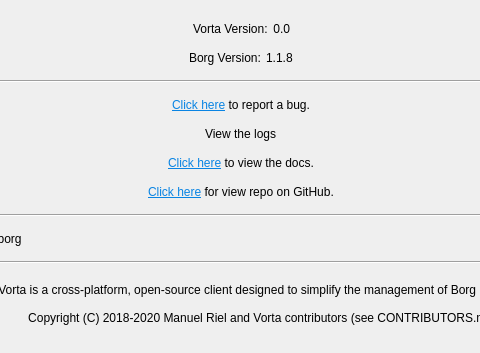
Before: the Qt Designer form src/vorta/assets/UI/abouttab.ui in borgbase/vorta, drawn with Qt 5; both pictures show x 154 to 634 and y 0 to 353 of the 791 by 497 pixel window.
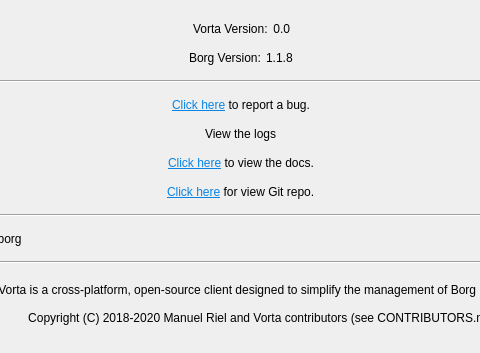
After: the same form once the commit is applied.

The edit to the form file:
```diff
--- a/src/vorta/assets/UI/abouttab.ui
+++ b/src/vorta/assets/UI/abouttab.ui
@@ -199,7 +199,7 @@
          <item>
           <widget class="QLabel" name="label">
            <property name="text">
-            <string>&lt;html&gt;&lt;head/&gt;&lt;body&gt;&lt;p&gt;&lt;a href=&quot;https://github.com/borgbase/vorta&quot;&gt;&lt;span style=&quot; text-decoration: underline; color:#0984e3;&quot;&gt;Click here&lt;/span&gt;&lt;/a&gt; for view repo on GitHub.&lt;/p&gt;&lt;/body&gt;&lt;/html&gt;</string>
+            <string>&lt;html&gt;&lt;head/&gt;&lt;body&gt;&lt;p&gt;&lt;a href=&quot;https://github.com/borgbase/vorta&quot;&gt;&lt;span style=&quot; text-decoration: underline; color:#0984e3;&quot;&gt;Click here&lt;/span&gt;&lt;/a&gt; for view Git repo.&lt;/p&gt;&lt;/body&gt;&lt;/html&gt;</string>
            </property>
            <property name="openExternalLinks">
             <bool>true</bool>
```
